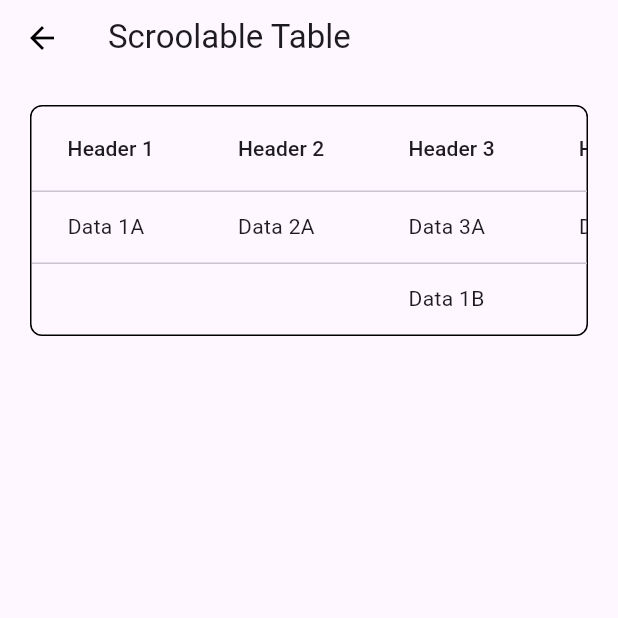
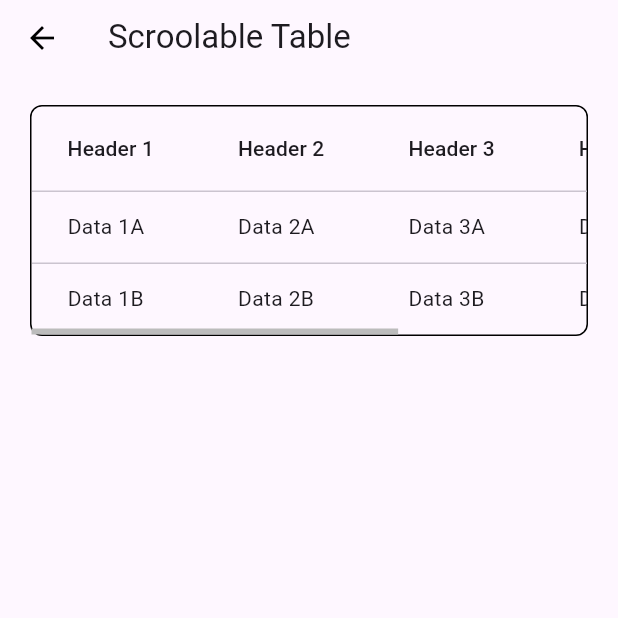
Before and after one commit to Mamgain777/testing_widgets, a Flutter app: the ScroolableTable screen opened directly, on a phone screen of 412 x 824 dp, the top half of it. Run offline on Flutter 3.47's test engine with Material 3 defaults, Android fonts, the phone set to English and light mode, and no system bars.

Commit message:
ft: Scrool Bar Added to ScroolableTable Widget

```diff
--- a/lib/screens/scroolable_card.dart
+++ b/lib/screens/scroolable_card.dart
@@ -2,7 +2,9 @@ import 'package:flutter/material.dart';
 import 'package:testing_widgets/common/common_appbar.dart';
 
 class ScrollableCard extends StatefulWidget {
-  const ScrollableCard({Key? key}) : super(key: key);
+  const ScrollableCard({
+    super.key
+  });
 
   @override
   State<ScrollableCard> createState() => _ScrollableCardState();
--- a/lib/screens/scroolable_table.dart
+++ b/lib/screens/scroolable_table.dart
@@ -9,6 +9,9 @@ class ScroolableTable extends StatefulWidget {
 }
 
 class _ScroolableTableState extends State<ScroolableTable> {
+
+  final ScrollController _testController = ScrollController(initialScrollOffset: 0);
+
   @override
   Widget build(BuildContext context) {
     return Scaffold(
@@ -23,8 +26,13 @@ class _ScroolableTableState extends State<ScroolableTable> {
             border: Border.all(color: Colors.black, width: 1.0),
             borderRadius: BorderRadius.circular(8.0),
           ),
+          child: Scrollbar(
+            thumbVisibility: true,
+            controller: _testController,
+            // scrollbarOrientation: ScrollbarOrientation.bottom,
             child: SingleChildScrollView(
               scrollDirection: Axis.horizontal,
+              controller: _testController,
               child: DataTable(
                 columns: const [
                   DataColumn(label: Text('Header 1')),
@@ -44,17 +52,17 @@ class _ScroolableTableState extends State<ScroolableTable> {
                     // Add more DataCells as needed
                   ]),
                   DataRow(cells: [
-                  DataCell(SizedBox.shrink()),
-                  DataCell(SizedBox.shrink()),
+                    // DataCell(SizedBox.shrink()),
+                    // DataCell(SizedBox.shrink()),
                     DataCell(
                       Text('Data 1B'),
                     ),
-                  DataCell(SizedBox.shrink()),
-                  DataCell(SizedBox.shrink()),
-                  // DataCell(Text('Data 2B')),
-                  // DataCell(Text('Data 3B')),
-                  // DataCell(Text('Data 4B')),
-                  // DataCell(Text('Data 5B')),
+                    // DataCell(SizedBox.shrink()),
+                    // DataCell(SizedBox.shrink()),
+                    DataCell(Text('Data 2B')),
+                    DataCell(Text('Data 3B')),
+                    DataCell(Text('Data 4B')),
+                    DataCell(Text('Data 5B')),
                     // Add more DataCells as needed
                   ]),
                   // Add more DataRow as needed
@@ -63,6 +71,7 @@ class _ScroolableTableState extends State<ScroolableTable> {
             ),
           ),
         ),
+      ),
     );
   }
 }
--- a/pubspec.yaml
+++ b/pubspec.yaml
@@ -45,7 +45,7 @@ dev_dependencies:
   # activated in the `analysis_options.yaml` file located at the root of your
   # package. See that file for information about deactivating specific lint
   # rules and activating additional ones.
-  flutter_lints: ^2.0.0
+  flutter_lints: ^3.0.1
 
 # For information on the generic Dart part of this file, see the
 # following page: https://dart.dev/tools/pub/pubspec
```
Also changed, not shown: pubspec.lock. Lines whose indentation alone changed are shown as unchanged.
